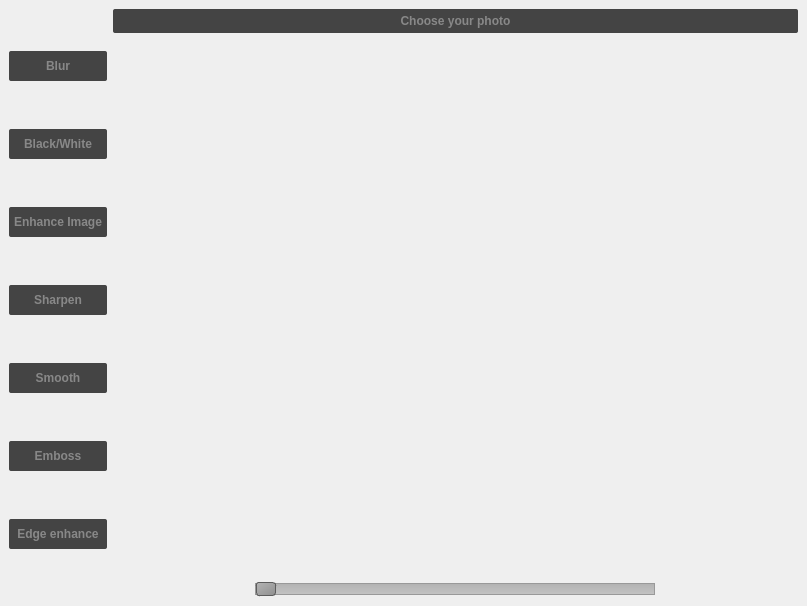
This is untitled.ui in XBOPb/photo_editor as Qt 5 draws it before an edit. The edited form follows.
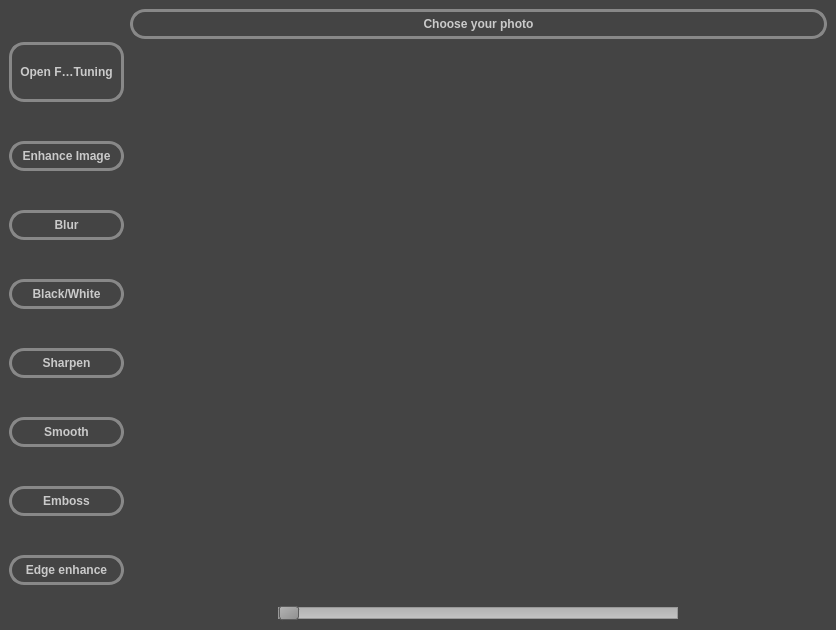
This is the edited form. Icons and pictures are not drawn.

Commit message: bg color, icon

The edit to the form file:
```diff
--- a/untitled.ui
+++ b/untitled.ui
@@ -6,40 +6,122 @@
    <rect>
     <x>0</x>
     <y>0</y>
-    <width>807</width>
-    <height>606</height>
+    <width>836</width>
+    <height>630</height>
    </rect>
   </property>
   <property name="windowTitle">
    <string>PhotoEditor</string>
   </property>
+  <property name="styleSheet">
+   <string notr="true">background-color: rgb(68, 68, 68);</string>
+  </property>
   <widget class="QWidget" name="centralwidget">
+   <property name="styleSheet">
+    <string notr="true">color: rgb(68, 68, 68);</string>
+   </property>
    <layout class="QGridLayout" name="gridLayout">
     <item row="0" column="0">
      <layout class="QHBoxLayout" name="horizontalLayout_3" stretch="0,5">
       <item>
        <layout class="QVBoxLayout" name="verticalLayout_4">
+        <item>
+         <widget class="QToolButton" name="blur_2">
+          <property name="minimumSize">
+           <size>
+            <width>115</width>
+            <height>0</height>
+           </size>
+          </property>
+          <property name="maximumSize">
+           <size>
+            <width>115</width>
+            <height>60</height>
+           </size>
+          </property>
+          <property name="styleSheet">
+           <string notr="true">QToolButton {
+	color: #CACACA;
+	font-weight: bold;
+	border: 3px solid white;
+    border-color: #888888;
+	padding: 5px;
+    border-radius: 15px;
+    background-color: #444444;
+    min-width: 80px;
+}</string>
+          </property>
+          <property name="text">
+           <string>Open Fine Tuning</string>
+          </property>
+          <property name="icon">
+           <iconset>
+            <normaloff>crown.png</normaloff>crown.png</iconset>
+          </property>
+          <property name="iconSize">
+           <size>
+            <width>32</width>
+            <height>32</height>
+           </size>
+          </property>
+          <property name="toolButtonStyle">
+           <enum>Qt::ToolButtonTextUnderIcon</enum>
+          </property>
+         </widget>
+        </item>
+        <item>
+         <widget class="QPushButton" name="enhance">
+          <property name="minimumSize">
+           <size>
+            <width>96</width>
+            <height>0</height>
+           </size>
+          </property>
+          <property name="maximumSize">
+           <size>
+            <width>115</width>
+            <height>30</height>
+           </size>
+          </property>
+          <property name="styleSheet">
+           <string notr="true">QPushButton {
+	color: #CACACA;
+	font-weight: bold;
+	border: 3px solid white;
+    border-color: #888888;
+	padding: 5px;
+    border-radius: 15px;
+    background-color: #444444;
+    min-width: 80px;
+}</string>
+          </property>
+          <property name="text">
+           <string>Enhance Image</string>
+          </property>
+         </widget>
+        </item>
         <item>
          <widget class="QPushButton" name="blur">
           <property name="minimumSize">
            <size>
-            <width>90</width>
+            <width>96</width>
             <height>0</height>
            </size>
           </property>
           <property name="maximumSize">
            <size>
-            <width>100</width>
+            <width>115</width>
             <height>30</height>
            </size>
           </property>
           <property name="styleSheet">
            <string notr="true">QPushButton {
-	color: #888888;
+	color: #CACACA;
 	font-weight: bold;
-    border: none;
+	border: 3px solid white;
+    border-color: #888888;
 	padding: 5px;
-    border-radius: 2px;
+    border-radius: 15px;
     background-color: #444444;
     min-width: 80px;
 }</string>
@@ -53,23 +135,24 @@
          <widget class="QPushButton" name="black_white">
           <property name="minimumSize">
            <size>
-            <width>90</width>
+            <width>96</width>
             <height>0</height>
            </size>
           </property>
           <property name="maximumSize">
            <size>
-            <width>100</width>
+            <width>115</width>
             <height>30</height>
            </size>
           </property>
           <property name="styleSheet">
            <string notr="true">QPushButton {
-	color: #888888;
+	color: #CACACA;
 	font-weight: bold;
-    border: none;
+	border: 3px solid white;
+    border-color: #888888;
 	padding: 5px;
-    border-radius: 2px;
+    border-radius: 15px;
     background-color: #444444;
     min-width: 80px;
 }</string>
@@ -79,57 +162,28 @@
           </property>
          </widget>
         </item>
-        <item>
-         <widget class="QPushButton" name="enhance">
-          <property name="minimumSize">
-           <size>
-            <width>90</width>
-            <height>0</height>
-           </size>
-          </property>
-          <property name="maximumSize">
-           <size>
-            <width>100</width>
-            <height>30</height>
-           </size>
-          </property>
-          <property name="styleSheet">
-           <string notr="true">QPushButton {
-	color: #888888;
-	font-weight: bold;
-    border: none;
-	padding: 5px;
-    border-radius: 2px;
-    background-color: #444444;
-    min-width: 80px;
-}</string>
-          </property>
-          <property name="text">
-           <string>Enhance Image</string>
-          </property>
-         </widget>
-        </item>
         <item>
          <widget class="QPushButton" name="sharpen">
           <property name="minimumSize">
            <size>
-            <width>90</width>
+            <width>96</width>
             <height>0</height>
            </size>
           </property>
           <property name="maximumSize">
            <size>
-            <width>100</width>
+            <width>115</width>
             <height>30</height>
            </size>
           </property>
           <property name="styleSheet">
            <string notr="true">QPushButton {
-	color: #888888;
+	color: #CACACA;
 	font-weight: bold;
-    border: none;
+	border: 3px solid white;
+    border-color: #888888;
 	padding: 5px;
-    border-radius: 2px;
+    border-radius: 15px;
     background-color: #444444;
     min-width: 80px;
 }</string>
@@ -143,23 +197,24 @@
          <widget class="QPushButton" name="smooth">
           <property name="minimumSize">
            <size>
-            <width>90</width>
+            <width>96</width>
             <height>0</height>
            </size>
           </property>
           <property name="maximumSize">
            <size>
-            <width>100</width>
+            <width>115</width>
             <height>30</height>
            </size>
           </property>
           <property name="styleSheet">
            <string notr="true">QPushButton {
-	color: #888888;
+	color: #CACACA;
 	font-weight: bold;
-    border: none;
+	border: 3px solid white;
+    border-color: #888888;
 	padding: 5px;
-    border-radius: 2px;
+    border-radius: 15px;
     background-color: #444444;
     min-width: 80px;
 }</string>
@@ -173,23 +228,24 @@
          <widget class="QPushButton" name="emboss">
           <property name="minimumSize">
            <size>
-            <width>90</width>
+            <width>96</width>
             <height>0</height>
            </size>
           </property>
           <property name="maximumSize">
            <size>
-            <width>100</width>
+            <width>115</width>
             <height>30</height>
            </size>
           </property>
           <property name="styleSheet">
            <string notr="true">QPushButton {
-	color: #888888;
+	color: #CACACA;
 	font-weight: bold;
-    border: none;
+	border: 3px solid white;
+    border-color: #888888;
 	padding: 5px;
-    border-radius: 2px;
+    border-radius: 15px;
     background-color: #444444;
     min-width: 80px;
 }</string>
@@ -203,23 +259,24 @@
          <widget class="QPushButton" name="edge_enhance">
           <property name="minimumSize">
            <size>
-            <width>90</width>
+            <width>96</width>
             <height>0</height>
            </size>
           </property>
           <property name="maximumSize">
            <size>
-            <width>100</width>
+            <width>115</width>
             <height>30</height>
            </size>
           </property>
           <property name="styleSheet">
            <string notr="true">QPushButton {
-	color: #888888;
+	color: #CACACA;
 	font-weight: bold;
-    border: none;
+	border: 3px solid white;
+    border-color: #888888;
 	padding: 5px;
-    border-radius: 2px;
+    border-radius: 15px;
     background-color: #444444;
     min-width: 80px;
 }</string>
@@ -237,11 +294,12 @@
          <widget class="QPushButton" name="photo_choice_button">
           <property name="styleSheet">
            <string notr="true">QPushButton {
-	color: #888888;
+	color: #CACACA;
 	font-weight: bold;
-    border: none;
+	border: 3px solid white;
+    border-color: #888888;
 	padding: 5px;
-    border-radius: 2px;
+    border-radius: 15px;
     background-color: #444444;
     min-width: 80px;
 }</string>
```
The commit also changes 3 other files.
